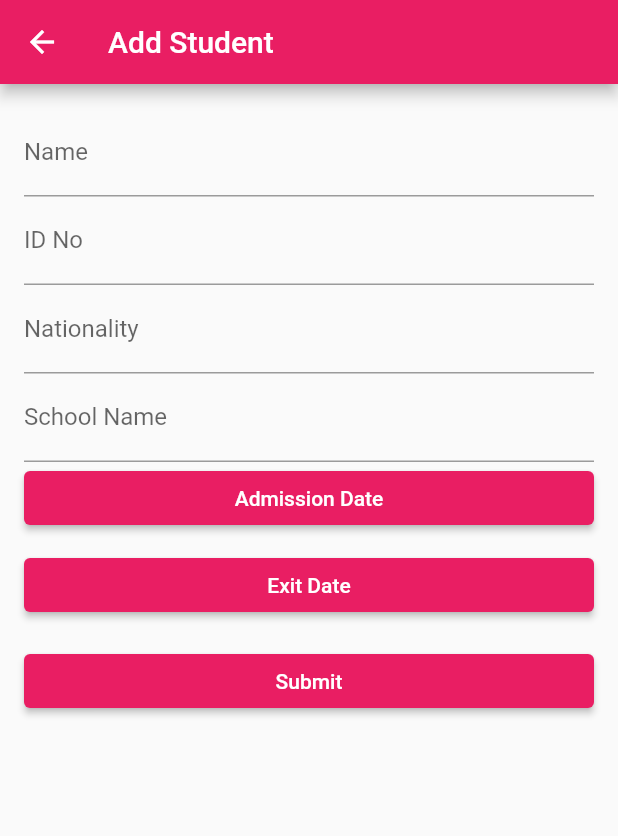
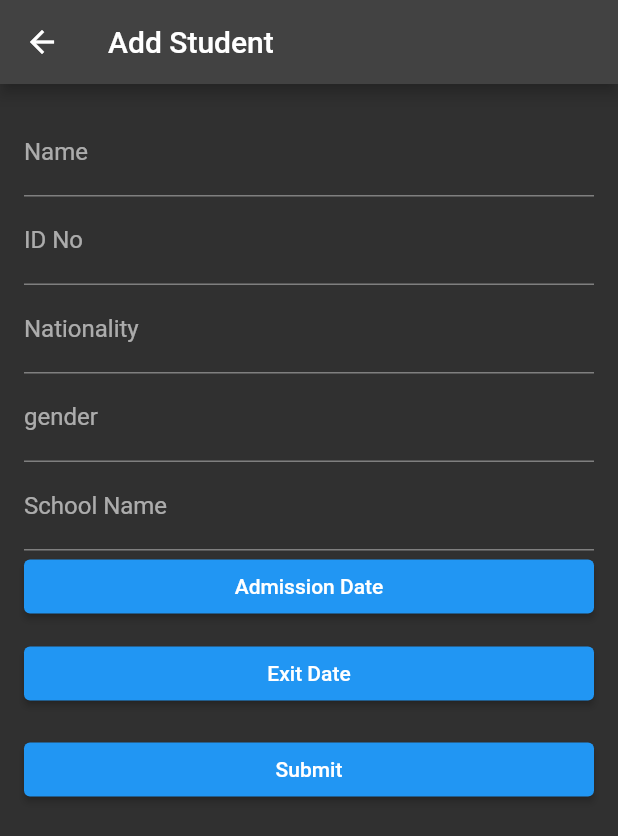
Before and after one commit to fayezCoder/student, a Flutter app: the screen it shows after launch, after a tap on the "add" icon, on a phone screen of 412 x 824 dp. Shown: the top 836 px of the screen. Run offline on Flutter 3.47's test engine with Material 2 defaults, Android fonts, the phone set to English and light mode, and no system bars.

Commit message:
Add void main(),and home_page.dart add_student_page.dart, student.dart,and notification_setting_page.dart,[notification_setting.dart still setting]

```diff
--- a/lib/main.dart
+++ b/lib/main.dart
@@ -11,12 +11,10 @@ class MyApp extends StatelessWidget {
   @override
   Widget build(BuildContext context) {
     return MaterialApp(
+      debugShowCheckedModeBanner: false,
       title: 'Your App',
-      theme: ThemeData(
-        primarySwatch: Colors.pink,
-        visualDensity: VisualDensity.adaptivePlatformDensity,
-      ),
-      home: HomePage(),
+      theme: ThemeData.dark(),
+      home: const HomePage(),
     );
   }
 }
--- a/lib/pages/add_student_page.dart
+++ b/lib/pages/add_student_page.dart
@@ -4,17 +4,17 @@ import 'student.dart';
 class AddStudentPage extends StatefulWidget {
 
   //This is a function for creating a student object
-  final Function(Student) addStudent;
-  const AddStudentPage({Key? key, required this.addStudent}) : super(key: key);
+ final Function(Student) addStudent;
+ const AddStudentPage({Key? key, required this.addStudent}) : super(key: key);
 
   @override
+  // ignore: library_private_types_in_public_api
   _AddStudentPageState createState() => _AddStudentPageState();
 }
-
 class _AddStudentPageState extends State<AddStudentPage> {
   final _formKey = GlobalKey<FormState>();
-
   String? _name;
+  String? _gender;
   String? _id;
   String? _nationality;
   String? _school;
@@ -73,6 +73,21 @@ class _AddStudentPageState extends State<AddStudentPage> {
                 },
                 onSaved: (value) {
                   _nationality = value;
+                },
+              ),
+
+              TextFormField(
+                decoration: const InputDecoration(
+                  labelText: 'gender',
+                ),
+                validator: (value) {
+                  if (value == null || value.isEmpty) {
+                    return 'Please enter a gender';
+                  }
+                  return null;
+                },
+                onSaved: (value) {
+                  _gender = value;
                 },
               ),
               TextFormField(
@@ -138,6 +153,7 @@ class _AddStudentPageState extends State<AddStudentPage> {
                         name: _name!,
                         id: _id!,
                         nationality: _nationality!,
+                        gender:_gender!,
                         schoolName: _school!,
                         admissionDate: _admissionDate!,
                         exitDate: _exitDate!,
--- a/lib/pages/home_page.dart
+++ b/lib/pages/home_page.dart
@@ -1,11 +1,13 @@
 import 'package:flutter/material.dart';
 import 'add_student_page.dart';
+import 'notification_setting_page.dart';
 import 'student.dart';
 
 class HomePage extends StatefulWidget {
-   const HomePage({Key? key}) : super(key: key);
+  const HomePage({Key? key}) : super(key: key);
 
   @override
+  // ignore: library_private_types_in_public_api
   _HomePageState createState() => _HomePageState();
 }
 
@@ -18,17 +20,35 @@ class _HomePageState extends State<HomePage> {
     });
   }
 
+  void openNotificationSettings(Student student) {
+    Navigator.push(
+      context,
+      MaterialPageRoute(
+        builder: (context) => NotificationSettingsPage(student: student),
+      ),
+    );
+  }
+
   @override
   Widget build(BuildContext context) {
     return Scaffold(
       appBar: AppBar(
         title: const Text('Student Management System'),
+        actions: [
+          IconButton(
+            icon: const Icon(Icons.settings),
+            onPressed: () {
+              if (_students.isNotEmpty) {
+                openNotificationSettings(_students[0]);
+              }
+            },
+          ),
+        ],
       ),
       body: ListView.builder(
         itemCount: _students.length,
         itemBuilder: (context, index) {
           final student = _students[index];
-
 
           return Card(
             child: Column(
@@ -58,6 +78,13 @@ class _HomePageState extends State<HomePage> {
                 Padding(
                   padding: const EdgeInsets.symmetric(horizontal: 16.0),
                   child: Text(
+                    'Gender: ${student.gender}',
+                    style: Theme.of(context).textTheme.titleMedium,
+                  ),
+                ),
+                Padding(
+                  padding: const EdgeInsets.symmetric(horizontal: 16.0),
+                  child: Text(
                     'School: ${student.schoolName}',
                     style: Theme.of(context).textTheme.titleMedium,
                   ),
@@ -81,10 +108,6 @@ class _HomePageState extends State<HomePage> {
           );
         },
       ),
-
-
-
-
       floatingActionButton: FloatingActionButton(
         onPressed: () {
           Navigator.push(
--- a/lib/pages/student.dart
+++ b/lib/pages/student.dart
@@ -1,5 +1,6 @@
 class Student {
   String name;
+  String gender;
   String id;
   String nationality;
   String schoolName;
@@ -10,6 +11,7 @@ class Student {
 
   Student({
     required this.name,
+    required this.gender,
     required this.id,
     required this.nationality,
     required this.schoolName,
@@ -18,4 +20,5 @@ class Student {
     this.isNotificationEnabled = false,
     this.daysBeforeExit = 1,
   });
+
 }
--- a/pubspec.yaml
+++ b/pubspec.yaml
@@ -36,6 +36,7 @@ dependencies:
   # Use with the CupertinoIcons class for iOS style icons.
   cupertino_icons: ^1.0.2
   intl: ^0.18.0
+  flutter_local_notifications: ^5.0.0+4
 
 dev_dependencies:
   flutter_test:
```
Also changed, not shown: lib/pages/notification_setting_page.dart (+8 -7 lines), pubspec.lock, 7 other files.
